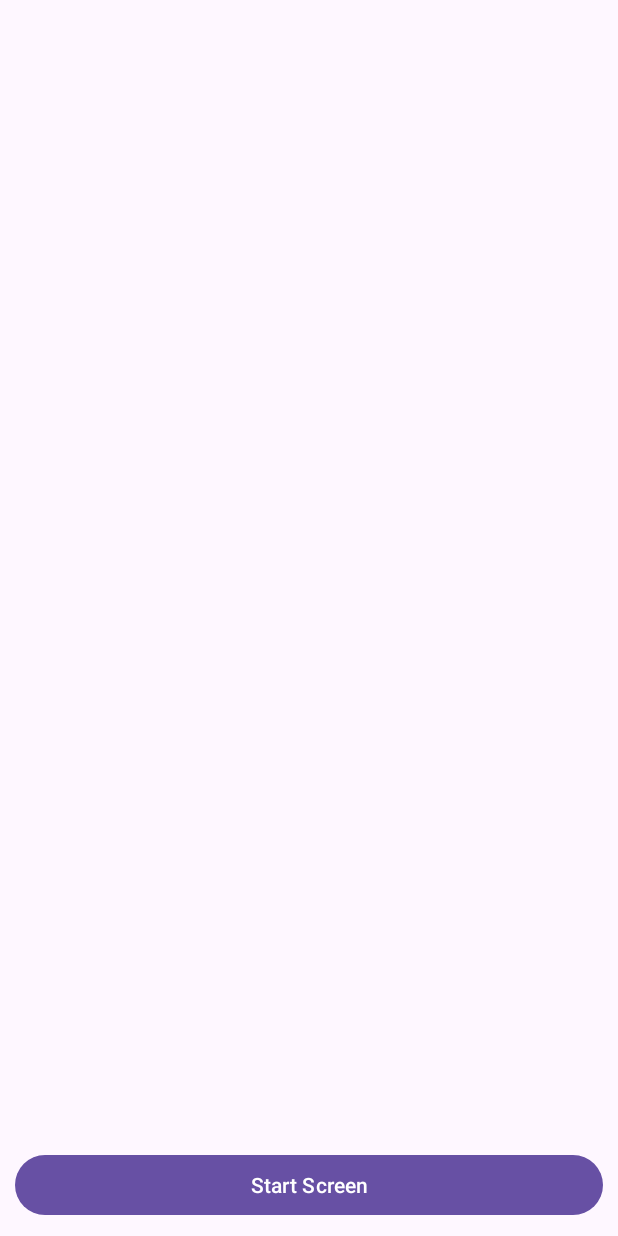
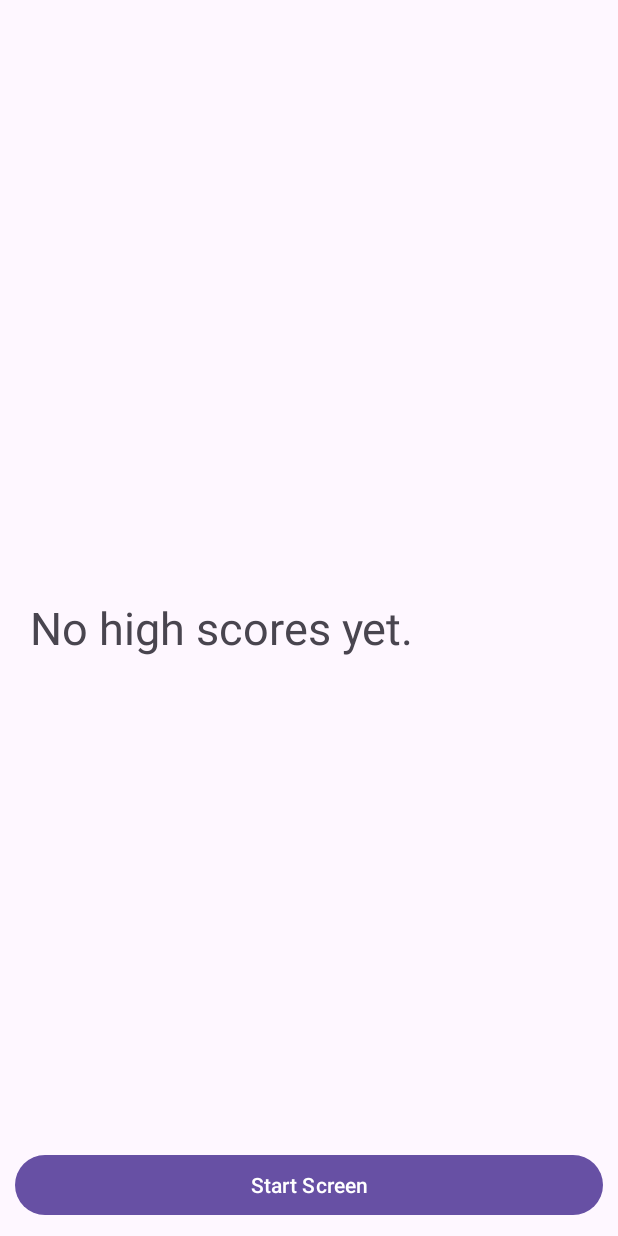
Before and after one commit to Kenneth-Harper/CSCI-323_Midterm, an Android app: the layout fragment_high_score.xml on its own in the app's theme, with its tools: preview values and no code run, on a phone screen of 412 x 824 dp. Run offline under Robolectric (Android 15) with nearby library versions, the light colour scheme and no system bars.

Commit message:
Empty recyclerview screen implemented, and comments added

```diff
--- a/app/src/main/java/com/example/csci_323midterm/HighScoreFragment.kt
+++ b/app/src/main/java/com/example/csci_323midterm/HighScoreFragment.kt
@@ -9,7 +9,6 @@ import androidx.fragment.app.activityViewModels
 import androidx.lifecycle.Observer
 import androidx.navigation.fragment.findNavController
 import com.example.csci_323midterm.databinding.FragmentHighScoreBinding
-import com.example.csci_323midterm.databinding.FragmentMainBinding
 
 
 class HighScoreFragment : Fragment() {
@@ -42,6 +41,7 @@ class HighScoreFragment : Fragment() {
 
         val adapter = HighscoreItemAdapter(::deleteClicked)
         binding.recyclerviewHighscoreList.adapter = adapter
+        adapter.registerAdapterDataObserver(EmptyHighscoreObserver(binding.recyclerviewHighscoreList, binding.textviewEmptyScorelist))
 
         viewModel.scores.observe(viewLifecycleOwner, Observer {
             it?.let {
--- a/app/src/main/res/layout/fragment_game_input.xml
+++ b/app/src/main/res/layout/fragment_game_input.xml
@@ -67,7 +67,8 @@
                 android:layout_height="match_parent"
                 android:layout_weight="1"
                 android:gravity="center"
-                android:inputType="number"></EditText>
+                android:inputType="number"
+                android:textSize="40sp"></EditText>
 
             <ImageButton
                 android:id="@+id/imagebutton_increment"
--- a/app/src/main/res/layout/fragment_high_score.xml
+++ b/app/src/main/res/layout/fragment_high_score.xml
@@ -25,6 +25,15 @@
             android:gravity="top"
             app:layoutManager="androidx.recyclerview.widget.LinearLayoutManager" />
 
+        <TextView
+            android:id="@+id/textview_empty_scorelist"
+            android:layout_width="match_parent"
+            android:layout_height="0dp"
+            android:layout_weight="1"
+            android:padding="10dp"
+            android:textSize="30sp"
+            android:text="@string/empty_highscores"></TextView>
+
         <!--Added this button to give a way out of the high score screen, but I know it wasn't in the requirements-->
         <Button
             android:id="@+id/button_start_screen"
--- a/app/src/main/res/values/strings.xml
+++ b/app/src/main/res/values/strings.xml
@@ -16,4 +16,6 @@
     <string name="delete_confirmation">Are you sure you want to delete this high score?</string>
     <string name="yes">Yes</string>
     <string name="no">No</string>
+
+    <string name="empty_highscores">No high scores yet.</string>
 </resources>
```
Also changed, not shown: app/src/main/java/com/example/csci_323midterm/EmptyHighscoreObserver.kt (added, +47 -0 lines), app/src/main/java/com/example/csci_323midterm/GameViewModel.kt (+68 -6 lines).
